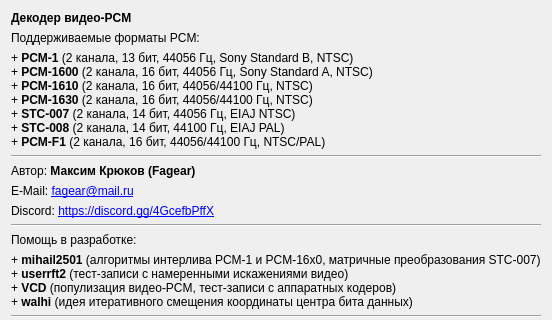
The window that about_wnd.ui (Fagear/SDVPCMdecoder) describes before a commit, drawn with Qt 5; both pictures show x 0 to 552 and y 0 to 320 of the 552 by 477 pixel window.
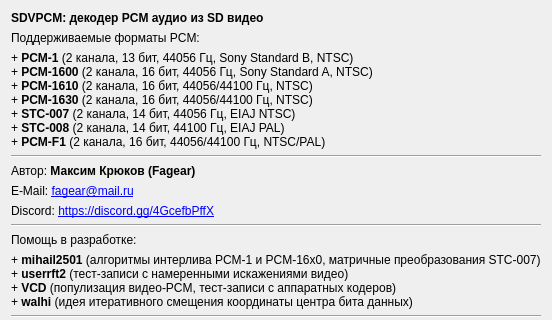
The same window after the commit.

The edit to the form file:
```diff
--- a/about_wnd.ui
+++ b/about_wnd.ui
@@ -29,7 +29,7 @@
       </font>
      </property>
      <property name="text">
-      <string>Декодер видео-PCM</string>
+      <string>SDVPCM: декодер PCM аудио из SD видео</string>
      </property>
     </widget>
    </item>
```
